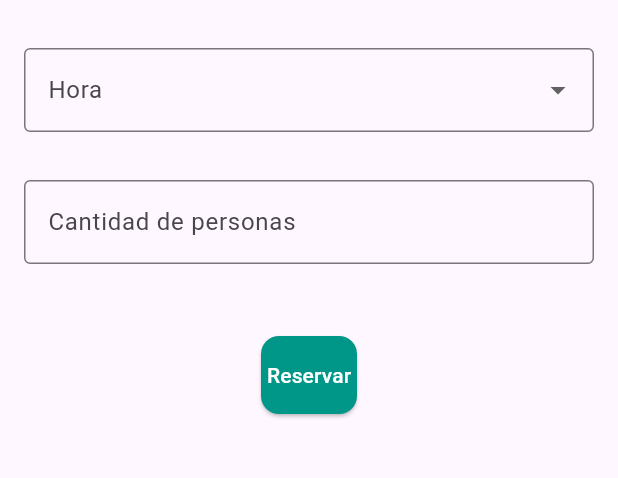
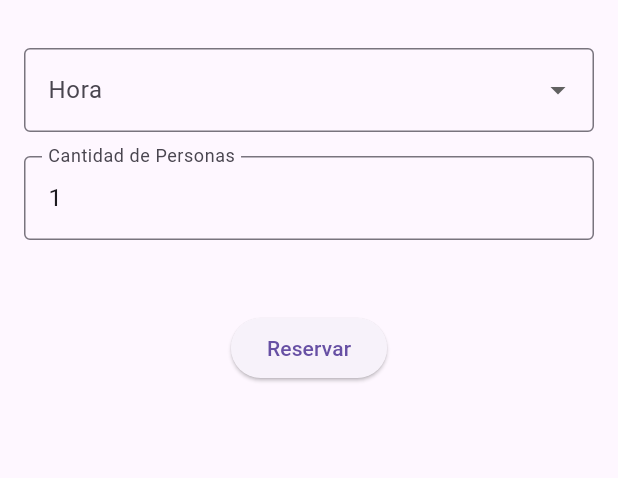
Before and after one commit to Jony1110/Restaurante_Flutter, a Flutter app: the NuevaReservacionPage screen opened directly, on a phone screen of 412 x 824 dp, the part 300-778 px from its top. Run offline on Flutter 3.47's test engine with Material 3 defaults, Android fonts, the phone set to English and light mode, and no system bars; our stand-ins replace google_maps_flutter, pdf, printing.

Commit message:
modified:   lib/models/reservacion.dart 	modified:   lib/models/restaurante.dart 	modified:   lib/pages/imprimir_reservaciones_page.dart 	modified:   lib/pages/mapa_restaurante_page.dart 	modified:   lib/pages/nueva_reservacion_page.dart 	modified:   pubspec.lock 	modified:   pubspec.yaml

```diff
--- a/lib/models/reservacion.dart
+++ b/lib/models/reservacion.dart
@@ -1,11 +1,11 @@
 import 'restaurante.dart';
 
 class Reservacion {
-  final String nombreCliente;
-  final int cantidadPersonas;
-  final Restaurante restaurante;
-  final Sucursal sucursal;
-  final String hora;
+  String nombreCliente;
+  int cantidadPersonas;
+  Restaurante restaurante;
+  Sucursal sucursal;
+  String hora;
 
   Reservacion({
     required this.nombreCliente,
--- a/lib/models/restaurante.dart
+++ b/lib/models/restaurante.dart
@@ -1,16 +1,19 @@
 // Jonathan Frias;
 
 class Sucursal {
-  final String nombre;
-  final double latitud;
-  final double longitud;
+  String nombre;
+  double latitud;
+  double longitud;
+  int capacidadMaxima;
 
   Sucursal({
     required this.nombre,
     required this.latitud,
     required this.longitud,
+    required this.capacidadMaxima,
   });
 }
+
 
 class Restaurante {
   final String nombre;
--- a/lib/pages/imprimir_reservaciones_page.dart
+++ b/lib/pages/imprimir_reservaciones_page.dart
@@ -23,6 +23,7 @@ class ImprimirReservacionesPage extends StatelessWidget {
             _buildRestaurantTile(context, 'Zao'),
             _buildRestaurantTile(context, 'Grappa'),
             _buildRestaurantTile(context, 'Larimar'),
+            _buildRestaurantTile(context, 'Jade Teriyaki'), // Agregado aquí
           ],
         ),
       ),
@@ -121,5 +122,4 @@ class ImprimirReservacionesPage extends StatelessWidget {
       onLayout: (PdfPageFormat format) async => pdf.save(),
     );
   }
-
 }
--- a/lib/pages/mapa_restaurante_page.dart
+++ b/lib/pages/mapa_restaurante_page.dart
@@ -5,10 +5,10 @@ class MapaRestaurantePage extends StatefulWidget {
   const MapaRestaurantePage({super.key});
 
   @override
-  _MapaRestaurantePageState createState() => _MapaRestaurantePageState();
+  MapaRestaurantePageState createState() => MapaRestaurantePageState();
 }
 
-class _MapaRestaurantePageState extends State<MapaRestaurantePage> {
+class MapaRestaurantePageState extends State<MapaRestaurantePage> {
   // Configura la ubicación del restaurante
   final LatLng _ubicacionRestaurante = const LatLng(37.7749, -122.4194); // Lat y Long del restaurante
 
--- a/lib/pages/nueva_reservacion_page.dart
+++ b/lib/pages/nueva_reservacion_page.dart
@@ -9,10 +9,10 @@ class NuevaReservacionPage extends StatefulWidget {
   const NuevaReservacionPage({super.key});
 
   @override
-  _NuevaReservacionPageState createState() => _NuevaReservacionPageState();
+  NuevaReservacionPageState createState() => NuevaReservacionPageState();
 }
 
-class _NuevaReservacionPageState extends State<NuevaReservacionPage> {
+class NuevaReservacionPageState extends State<NuevaReservacionPage> {
   final _formKey = GlobalKey<FormState>();
   String nombreCliente = '';
   int cantidadPersonas = 1;
@@ -26,32 +26,47 @@ class _NuevaReservacionPageState extends State<NuevaReservacionPage> {
       nombre: 'Ember',
       capacidadMaxima: 3,
       sucursales: [
-        Sucursal(nombre: 'Sucursal 1', latitud: 37.7749, longitud: -122.4194),
-        Sucursal(nombre: 'Sucursal 2', latitud: 37.7799, longitud: -122.4294),
+        Sucursal(nombre: 'Sucursal 1', latitud: 37.7749, longitud: -122.4194, capacidadMaxima: 2),
+        Sucursal(nombre: 'Sucursal 2', latitud: 37.7799, longitud: -122.4294, capacidadMaxima: 3),
       ],
     ),
     Restaurante(
       nombre: 'Zao',
       capacidadMaxima: 4,
       sucursales: [
-        Sucursal(nombre: 'Sucursal 1', latitud: 40.7128, longitud: -74.0060),
-        Sucursal(nombre: 'Sucursal 2', latitud: 40.7228, longitud: -74.0160),
+        Sucursal(nombre: 'Sucursal 1', latitud: 40.7128, longitud: -74.0060, capacidadMaxima: 2),
+        Sucursal(nombre: 'Sucursal 2', latitud: 40.7228, longitud: -74.0160, capacidadMaxima: 2),
       ],
     ),
     Restaurante(
       nombre: 'Larimar',
       capacidadMaxima: 5,
       sucursales: [
-        Sucursal(nombre: 'Sucursal 1', latitud: 34.0522, longitud: -118.2437),
-        Sucursal(nombre: 'Sucursal 2', latitud: 34.0622, longitud: -118.2537),
+        Sucursal(nombre: 'Sucursal 1', latitud: 34.0522, longitud: -118.2437, capacidadMaxima: 3),
+        Sucursal(nombre: 'Sucursal 2', latitud: 34.0622, longitud: -118.2537, capacidadMaxima: 2),
       ],
     ),
     Restaurante(
       nombre: 'Grappa',
       capacidadMaxima: 6,
       sucursales: [
-        Sucursal(nombre: 'Sucursal 1', latitud: 41.8781, longitud: -87.6298),
-        Sucursal(nombre: 'Sucursal 2', latitud: 41.8881, longitud: -87.6398),
+        Sucursal(nombre: 'Sucursal 1', latitud: 41.8781, longitud: -87.6298, capacidadMaxima: 3),
+        Sucursal(nombre: 'Sucursal 2', latitud: 41.8881, longitud: -87.6398, capacidadMaxima: 3),
+      ],
+    ),
+    Restaurante(
+      nombre: 'Jade Teriyaki',
+      capacidadMaxima: 6,
+      sucursales: [
+        Sucursal(nombre: 'Plaza cuadra, Prol. Av. 27 de Febrero', latitud: 18.498443955832833, longitud: -69.99969485422658, capacidadMaxima: 3),
+        Sucursal(nombre: 'Plaza Lama, Autop. Juan Pablo Duarte 13', latitud: 18.499066946144247, longitud: -69.99443400000256, capacidadMaxima: 3),
+        Sucursal(nombre: 'Av. República de Colombia, Santo Domingo', latitud: 18.506814082062398, longitud: -69.98422110001916, capacidadMaxima: 3),
+        Sucursal(nombre: 'Plaza Duarte, Autop. Juan Pablo Duarte 10 1/2', latitud: 18.48923611797026, longitud: -69.97792460001915, capacidadMaxima: 3),
+        Sucursal(nombre: 'Centro Occidental Mall, Av. 27 de Febrero', latitud: 18.48557313370175, longitud: -69.99997945891475, capacidadMaxima: 3),
+        Sucursal(nombre: 'Garden Plaza BTI, Av. de los Próceres 123', latitud: 18.488509046085195, longitud: -69.96309360001915, capacidadMaxima: 2),
+        Sucursal(nombre: 'C. Cam. Chiquito, Santo Domingo', latitud: 18.497128056087085, longitud:  -69.93964887915607, capacidadMaxima: 2),
+        Sucursal(nombre: 'Foodcourt, Jumbo Luperon, Av. Gregorio Luperón', latitud: 18.4633226819817, longitud: -69.96844040001915, capacidadMaxima: 2),
+        Sucursal(nombre: 'Avenida Winston Churchill, Multicentro La Sirena', latitud: 18.47294408199953, longitud:-69.94258890001916, capacidadMaxima: 2),
       ],
     ),
   ];
@@ -61,18 +76,19 @@ class _NuevaReservacionPageState extends State<NuevaReservacionPage> {
   GoogleMapController? _mapController;
   LatLng? _ubicacionRestaurante;
 
-  int cuposDisponibles(Restaurante restaurante, String hora) {
+  // Función para calcular cupos disponibles por sucursal
+  int cuposDisponiblesPorSucursal(Sucursal sucursal, String hora) {
     int reservacionesActuales = reservaciones
-        .where((r) => r.restaurante.nombre == restaurante.nombre && r.hora == hora)
+        .where((r) => r.sucursal.nombre == sucursal.nombre && r.hora == hora)
         .fold(0, (prev, r) => prev + r.cantidadPersonas);
 
-    return restaurante.capacidadMaxima - reservacionesActuales;
+    return sucursal.capacidadMaxima - reservacionesActuales;
   }
 
   void _actualizarCuposRestantes() {
-    if (restauranteSeleccionado != null && horaSeleccionada != null) {
+    if (sucursalSeleccionada != null && horaSeleccionada != null) {
       setState(() {
-        cuposRestantes = cuposDisponibles(restauranteSeleccionado!, horaSeleccionada!);
+        cuposRestantes = cuposDisponiblesPorSucursal(sucursalSeleccionada!, horaSeleccionada!);
       });
     }
   }
@@ -161,12 +177,12 @@ class _NuevaReservacionPageState extends State<NuevaReservacionPage> {
                       restauranteSeleccionado = value;
                       sucursalSeleccionada = null; // Reiniciar sucursal seleccionada
                       _actualizarCuposRestantes();
-                      _actualizarSucursal(null); // Limpiar la ubicación del mapa
+                      _actualizarSucursal(null); // Limpiar mapa
                     });
                   },
-                  validator: (value) => value == null ? 'Seleccione un restaurante' : null,
                 ),
                 const SizedBox(height: 16),
+                // Mostrar solo si se ha seleccionado un restaurante
                 if (restauranteSeleccionado != null)
                   DropdownButtonFormField<Sucursal>(
                     decoration: const InputDecoration(
@@ -174,17 +190,17 @@ class _NuevaReservacionPageState extends State<NuevaReservacionPage> {
                       border: OutlineInputBorder(),
                     ),
                     value: sucursalSeleccionada, // Inicializar el valor
-                    items: restauranteSeleccionado!.sucursales.map((sucursal) {
+                    items: restauranteSeleccionado?.sucursales.map((s) {
                       return DropdownMenuItem<Sucursal>(
-                        value: sucursal,
-                        child: Text(sucursal.nombre),
+                        value: s,
+                        child: Text(s.nombre),
                       );
                     }).toList(),
                     onChanged: (value) {
                       setState(() {
                         sucursalSeleccionada = value;
                         _actualizarCuposRestantes();
-                        _actualizarSucursal(value); // Actualiza el mapa cuando se selecciona una sucursal
+                        _actualizarSucursal(sucursalSeleccionada);
                       });
                     },
                     validator: (value) => value == null ? 'Seleccione una sucursal' : null,
@@ -196,10 +212,10 @@ class _NuevaReservacionPageState extends State<NuevaReservacionPage> {
                     border: OutlineInputBorder(),
                   ),
                   value: horaSeleccionada, // Inicializar el valor
-                  items: horas.map((hora) {
+                  items: horas.map((h) {
                     return DropdownMenuItem<String>(
-                      value: hora,
-                      child: Text(hora),
+                      value: h,
+                      child: Text(h),
                     );
                   }).toList(),
                   onChanged: (value) {
@@ -211,54 +227,61 @@ class _NuevaReservacionPageState extends State<NuevaReservacionPage> {
                   validator: (value) => value == null ? 'Seleccione una hora' : null,
                 ),
                 const SizedBox(height: 16),
-                if (cuposRestantes != null)
-                  Text(
-                    'Cupos restantes: $cuposRestantes',
-                    style: const TextStyle(fontSize: 16, color: Colors.red),
-                  ),
-                const SizedBox(height: 16),
                 TextFormField(
                   decoration: const InputDecoration(
-                    labelText: 'Cantidad de personas',
+                    labelText: 'Cantidad de Personas',
                     border: OutlineInputBorder(),
                   ),
                   keyboardType: TextInputType.number,
+                  initialValue: cantidadPersonas.toString(),
                   onSaved: (value) => cantidadPersonas = int.parse(value!),
-                  validator: (value) => int.tryParse(value!) == null ? 'Ingrese un número válido' : null,
+                  validator: (value) {
+                    if (value!.isEmpty) {
+                      return 'Ingrese la cantidad de personas';
+                    }
+                    final intValue = int.parse(value);
+                    if (intValue <= 0) {
+                      return 'Ingrese un número válido de personas';
+                    }
+                    return null;
+                  },
                 ),
-                const SizedBox(height: 24),
-                // Agregar el mapa si se ha seleccionado una sucursal
+                const SizedBox(height: 16),
+                // Mostrar cupos restantes con color
+                if (cuposRestantes != null)
+                  Text(
+                    cuposRestantes! > 0
+                        ? 'Cupos restantes: $cuposRestantes'
+                        : 'No hay cupos disponibles',
+                    style: TextStyle(
+                      fontSize: 16,
+                      fontWeight: FontWeight.bold,
+                      color: cuposRestantes! > 0 ? Colors.green : Colors.red, // Color según disponibilidad
+                    ),
+                  ),
+                const SizedBox(height: 16),
+                // Agregamos el mapa
                 if (_ubicacionRestaurante != null)
-                  SizedBox(
-                    height: 200,
+                  Container(
+                    height: 300,
+                    width: double.infinity,
                     child: GoogleMap(
                       onMapCreated: _onMapCreated,
                       initialCameraPosition: CameraPosition(
                         target: _ubicacionRestaurante!,
-                        zoom: 15,
+                        zoom: 14,
                       ),
                       markers: {
                         Marker(
-                          markerId: const MarkerId('restaurante'),
+                          markerId: const MarkerId('sucursal'),
                           position: _ubicacionRestaurante!,
-                          infoWindow: InfoWindow(
-                            title: sucursalSeleccionada?.nombre ?? 'Sucursal',
-                          ),
                         ),
                       },
                     ),
                   ),
-                const SizedBox(height: 24),
+                const SizedBox(height: 16),
                 ElevatedButton(
                   onPressed: _realizarReservacion,
-                  style: ElevatedButton.styleFrom(
-                    backgroundColor: Colors.teal,
-                    foregroundColor: Colors.white,
-                    padding: const EdgeInsets.symmetric(vertical: 16),
-                    shape: RoundedRectangleBorder(
-                      borderRadius: BorderRadius.circular(12),
-                    ),
-                  ),
                   child: const Text('Reservar'),
                 ),
               ],
--- a/pubspec.yaml
+++ b/pubspec.yaml
@@ -25,6 +25,9 @@ dependencies:
   # Google Maps Flutter dependency
   google_maps_flutter: ^2.2.5
 
+  url_launcher: ^6.1.7
+
+
 dev_dependencies:
   flutter_test:
     sdk: flutter
```
Also changed, not shown: pubspec.lock. Lines whose indentation alone changed are shown as unchanged.
